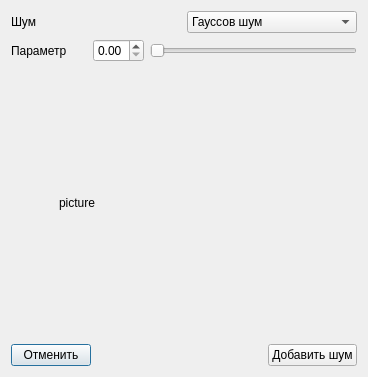
Above: ui/noisewidget.ui from massaraksh-yandex/thesis before the change. Below: the same form after it.
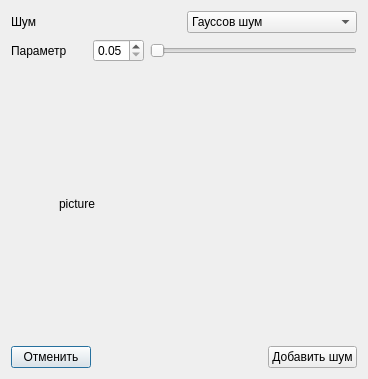
That is the form after the change.

The edit to the form file:
```diff
--- a/ui/noisewidget.ui
+++ b/ui/noisewidget.ui
@@ -10,7 +10,7 @@
     <x>0</x>
     <y>0</y>
     <width>368</width>
-    <height>377</height>
+    <height>379</height>
    </rect>
   </property>
   <property name="sizePolicy">
@@ -79,7 +79,7 @@
      <item>
       <widget class="QDoubleSpinBox" name="spinBox">
        <property name="minimum">
-        <double>0.000000000000000</double>
+        <double>0.050000000000000</double>
        </property>
        <property name="maximum">
         <double>1.000000000000000</double>
```
Left out of the diff: 3 changed lines with no effect on the pictures.
